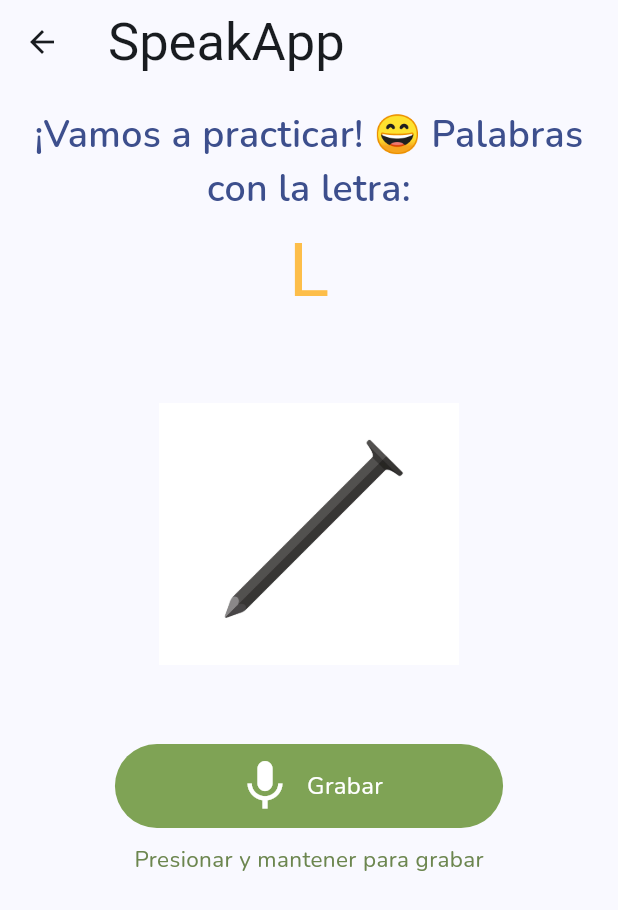
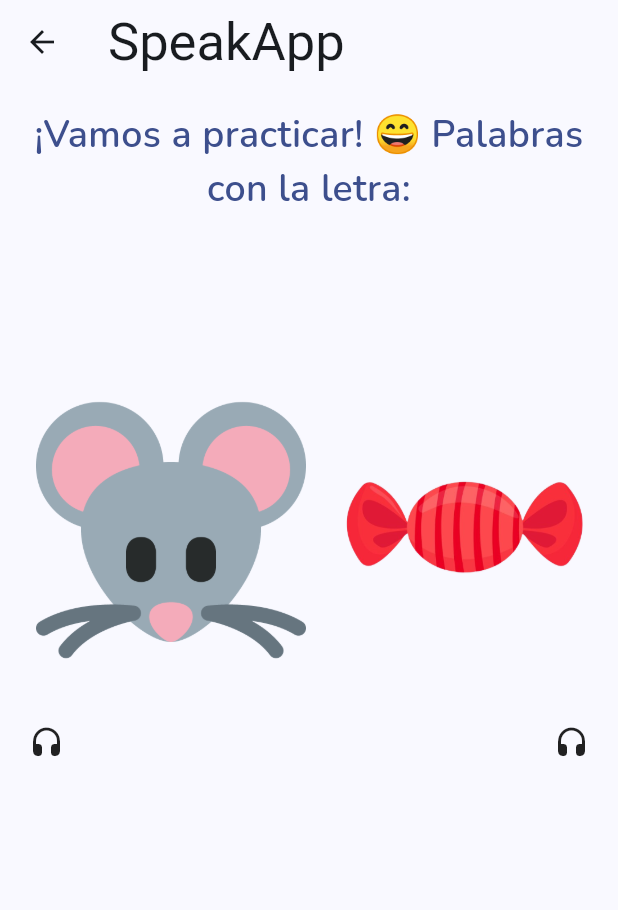
Before and after one commit to SpeakApp-UNLaM/speakapp-frontend, a Flutter app: the ExerciseScreen screen opened directly with empty values, on a phone screen of 412 x 824 dp. Shown: the top 910 px of the screen. Run offline on Flutter 3.47's test engine with Material 2 defaults, Android fonts, the phone set to English and light mode, and no system bars; our stand-ins replace curved_navigation_bar, dio, flutter_tts, fluttertoast, go_router, google_fonts and 3 more; missing offline and left inert: flutter_sound; network calls fail.

Commit message:
desarrollo de ejercicios x tipo
Logica para capturar diversos tipos de ejercicios del backend

```diff
--- /dev/null
+++ b/lib/models/exercise_model_new.dart
@@ -0,0 +1,75 @@
+import 'dart:convert';
+import 'package:flutter/material.dart';
+import 'package:sp_front/presentations/screens/page_exercises/page_exercise_match_screen.dart';
+import '../domain/entities/exercise.dart';
+import '../presentations/screens/page_exercises/page_exercise_screen.dart';
+
+List<ExerciseModelNew> exerciseModelFromJson(String str) =>
+    List<ExerciseModelNew>.from(
+        json.decode(str).map((x) => ExerciseModelNew.fromJson(x)));
+
+String exerciseModelToJson(List<ExerciseModelNew> data) =>
+    json.encode(List<dynamic>.from(data.map((x) => x.toJson())));
+
+class ExerciseModelNew {
+  String type;
+  List<ImageExercise> images;
+  List<String> silFraseSeparated;
+
+  ExerciseModelNew({
+    required this.type,
+    required this.images,
+    required this.silFraseSeparated,
+  });
+
+  factory ExerciseModelNew.fromJson(Map<String, dynamic> json) =>
+      ExerciseModelNew(
+        type: json["type"],
+        images: List<ImageExercise>.from(
+            json["images"].map((x) => ImageExercise.fromJson(x))),
+        silFraseSeparated:
+            List<String>.from(json["sil_frase_separated"].map((x) => x)),
+      );
+
+  Map<String, dynamic> toJson() => {
+        "type": type,
+        "images": List<dynamic>.from(images.map((x) => x.toJson())),
+        "sil_frase_separated":
+            List<dynamic>.from(silFraseSeparated.map((x) => x)),
+      };
+
+  StatefulWidget fromEntity(String letra) {
+    switch (type) {
+      case 'speak':
+        return PageExerciseScreen(
+            exercise:
+                Exercise(id: 1, pathImg: images[0], letra: letra, idGroup: 1));
+      case 'listen_selection':
+        return PageExerciseMatchScreen(images: images, namePhoneme: letra);
+      default:
+        return PageExerciseScreen(
+            exercise:
+                Exercise(id: 1, pathImg: images[0], letra: letra, idGroup: 1));
+    }
+  }
+}
+
+class ImageExercise {
+  String index;
+  String path;
+
+  ImageExercise({
+    required this.index,
+    required this.path,
+  });
+
+  factory ImageExercise.fromJson(Map<String, dynamic> json) => ImageExercise(
+        index: json["index"],
+        path: json["path"],
+      );
+
+  Map<String, dynamic> toJson() => {
+        "index": index,
+        "path": path,
+      };
+}
--- a/lib/presentations/screens/exercise_screen.dart
+++ b/lib/presentations/screens/exercise_screen.dart
@@ -5,13 +5,23 @@ import '../../config/helpers/api.dart';
 import '../../config/helpers/param.dart';
 import '../../domain/entities/pending.dart';
 import '../../models/exercise_model.dart';
+import '../../models/exercise_model_new.dart';
 import '../../models/pending_model.dart';
 import '../../providers/recorder_provider.dart';
-import 'page_exercise_screen.dart';
+import 'page_exercises/page_exercise_screen.dart';
 
 class ExerciseScreen extends StatefulWidget {
-  final int codeGroupExercise;
-  const ExerciseScreen({super.key, required this.codeGroupExercise});
+  final int idPhoneme;
+  final String namePhoneme;
+  final String level;
+  final List<String> categorias;
+
+  const ExerciseScreen(
+      {super.key,
+      required this.idPhoneme,
+      required this.namePhoneme,
+      required this.level,
+      required this.categorias});
 
   @override
   ExerciseScreenState createState() => ExerciseScreenState();
@@ -20,7 +30,7 @@ class ExerciseScreen extends StatefulWidget {
 class ExerciseScreenState extends State<ExerciseScreen> {
   final PageController _pc = PageController();
 
-  List<PageExerciseScreen> _pagesExercisesFounded = [];
+  final List<StatefulWidget> _pagesExercisesFounded = [];
   int currentPageIndex = 0;
   @override
   void initState() {
@@ -28,13 +38,64 @@ class ExerciseScreenState extends State<ExerciseScreen> {
     _getData();
   }
 
-  Future<List<Exercise>> getExercisesList() async {
+  /*Future<List<Exercise>> getExercisesList() async {
     final response = await Api.get(Param.getExercises);
     List<Exercise> exercises = [];
     for (var element in response) {
       exercises.add(ExerciseModel.fromJson(element).toExerciseEntity());
     }
     return exercises;
+  }*/
+
+  String getExerciseFromBD(
+      int idPhoneme, String nombre, List<String> categorias) {
+    //lista imagenes
+    //lista string_audios
+    //type_exercise
+    //TODO: GET EXERCISE DEL PHONEME, LEVEL, CATEGORY, USER
+    List<Map<String, dynamic>> exerciseDataFromDatabase = [
+      {
+        'type': 'listen_selection',
+        'images': [
+          {'index': 'rata', 'path': 'assets/rat.png'},
+          {'index': 'caramelo', 'path': 'assets/caramelo.png'}
+        ],
+        'sil_frase_separated': []
+      },
+      {
+        'type': 'listen_selection',
+        'images': [
+          {'index': 'rata', 'path': 'assets/rat.png'},
+          {'index': 'caramelo', 'path': 'assets/caramelo.png'}
+        ],
+        'sil_frase_separated': []
+      },
+      {
+        'type': 'listen_selection',
+        'images': [
+          {'index': 'rata', 'path': 'assets/rat.png'},
+          {'index': 'caramelo', 'path': 'assets/caramelo.png'}
+        ],
+        'sil_frase_separated': []
+      },
+      {
+        'type': 'listen_selection',
+        'images': [
+          {'index': 'rata', 'path': 'assets/rat.png'},
+          {'index': 'caramelo', 'path': 'assets/caramelo.png'}
+        ],
+        'sil_frase_separated': []
+      },
+    ];
+
+    for (var element in exerciseDataFromDatabase) {
+      _pagesExercisesFounded.add(
+          ExerciseModelNew.fromJson(element).fromEntity(widget.namePhoneme));
+    }
+
+    //output_expected-> result_obtained
+
+    return "exerciseDataFromDatabase";
   }
 
   Future<List<Pending>> getPendingList() async {
@@ -62,8 +123,9 @@ class ExerciseScreenState extends State<ExerciseScreen> {
     }
     _pagesExercisesFounded = conjuntoResultante.toList();
   */
-    //TODO: GET EXERCISE DEL PHONEME, LEVEL, CATEGORY, USER
-    if (widget.codeGroupExercise == 1) {
+    getExerciseFromBD(widget.idPhoneme, widget.level, widget.categorias);
+    /*
+    if (widget.idPhoneme == 1) {
       _pagesExercisesFounded.add(PageExerciseScreen(
           exercise: Exercise(
               id: 1, pathImg: "assets/caramelo.png", letra: "R", idGroup: 1)));
@@ -77,7 +139,7 @@ class ExerciseScreenState extends State<ExerciseScreen> {
       _pagesExercisesFounded.add(PageExerciseScreen(
           exercise: Exercise(
               id: 4, pathImg: "assets/flan.png", letra: "L", idGroup: 2)));
-    }
+    }*/
     setState(() {});
   }
 
--- /dev/null
+++ b/lib/presentations/screens/page_exercises/page_exercise_match_screen.dart
@@ -0,0 +1,185 @@
+import 'package:flutter/material.dart';
+import 'package:sp_front/providers/recorder_provider.dart';
+import 'package:provider/provider.dart';
+import 'package:google_fonts/google_fonts.dart';
+import '../../../models/exercise_model_new.dart';
+import '../../../providers/tts_provider.dart';
+
+class PageExerciseMatchScreen extends StatefulWidget {
+  final List<ImageExercise> images;
+  final String namePhoneme;
+  const PageExerciseMatchScreen(
+      {Key? key, required this.images, required this.namePhoneme})
+      : super(key: key);
+
+  @override
+  PageExerciseMatchScreenState createState() => PageExerciseMatchScreenState();
+}
+
+//TODO: MEJORAR DISEÑO. LOGICA PRINCIPAL ESTÁ FUNCIONAL
+class PageExerciseMatchScreenState extends State<PageExerciseMatchScreen> {
+  String selectedImagePath = "";
+  String selectedAudioPath = "";
+  @override
+  Widget build(BuildContext context) {
+    final recorderProv = context.watch<RecorderProvider>();
+    return Scaffold(
+      appBar: AppBar(
+        title: const Text('SpeakApp'),
+      ),
+      body: SingleChildScrollView(
+        child: Padding(
+          padding: const EdgeInsets.all(16.0),
+          child: Column(
+            mainAxisAlignment: MainAxisAlignment.center,
+            children: [
+              Text(
+                "¡Vamos a practicar! 😄 Palabras con la letra:",
+                style: GoogleFonts.nunito(
+                  fontWeight: FontWeight.w600,
+                  fontSize: 25,
+                  color: const Color.fromARGB(255, 61, 79, 141),
+                ),
+                textAlign: TextAlign.center,
+              ),
+              Text(
+                widget.namePhoneme,
+                style: GoogleFonts.roboto(
+                  fontSize: 50,
+                  color: const Color.fromARGB(186, 255, 168, 7),
+                ),
+              ),
+              const SizedBox(height: 40.0),
+              Row(
+                mainAxisAlignment: MainAxisAlignment.spaceBetween,
+                children: [
+                  for (ImageExercise img in widget.images)
+                    GestureDetector(
+                      onTap: () {
+                        setState(() {
+                          if (selectedImagePath != "" &&
+                              img.path == selectedImagePath) {
+                            selectedImagePath = "";
+                          } else {
+                            selectedImagePath = img.path;
+                          }
+                          print("${checkSelection()}");
+                        });
+                      },
+                      child: DecoratedBox(
+                          decoration: BoxDecoration(
+                              border: Border.all(
+                            color: selectedImagePath == img.path
+                                ? Colors.blue
+                                : Colors.transparent,
+                            width: 3.0,
+                          )),
+                          child: Container(
+                            margin: const EdgeInsets.all(8),
+                            child: Image.asset(
+                              img.path,
+                              width: 180,
+                              height: 180,
+                            ),
+                          )),
+                    ),
+                ],
+              ),
+              SizedBox(
+                height: 30,
+              ),
+              Row(
+                mainAxisAlignment: MainAxisAlignment.spaceBetween,
+                children: [
+                  for (ImageExercise img in widget.images)
+                    GestureDetector(
+                      onTap: () {
+                        setState(() {
+                          if (selectedAudioPath != "" &&
+                              img.index == selectedAudioPath) {
+                            selectedAudioPath = "";
+                          } else {
+                            selectedAudioPath = img.index;
+                          }
+                          print("${checkSelection()}");
+                        });
+                        TtsProvider().speak(img.index);
+                      },
+                      child: DecoratedBox(
+                          decoration: BoxDecoration(
+                              border: Border.all(
+                            color: selectedAudioPath == img.index
+                                ? Colors.blue
+                                : Colors.transparent,
+                            width: 3.0,
+                          )),
+                          child: Container(
+                            alignment: Alignment.center,
+                            child: const Padding(
+                              padding: EdgeInsets.all(3),
+                              child: Column(
+                                mainAxisSize: MainAxisSize.min,
+                                children: <Widget>[
+                                  Icon(
+                                    Icons.headset_rounded,
+                                  )
+                                ],
+                              ),
+                            ),
+                          )),
+                    )
+                ],
+              ),
+              const SizedBox(height: 40.0),
+            ],
+          ),
+        ),
+      ),
+    );
+  }
+
+  bool checkSelection() {
+    if (selectedAudioPath != "" && selectedImagePath != "") {
+      for (ImageExercise img in widget.images) {
+        if (img.index == selectedAudioPath && img.path == selectedImagePath) {
+          return true;
+        }
+      }
+    }
+    return false;
+  }
+}
+
+class TextToSpeechNM extends StatelessWidget {
+  String palabra;
+  String selectedAudioPath;
+  TextToSpeechNM(this.palabra, {super.key, required this.selectedAudioPath});
+
+  @override
+  Widget build(Object context) {
+    return Container(
+      alignment: Alignment.center,
+      child: Padding(
+        padding: const EdgeInsets.all(32),
+        child: Column(
+          mainAxisSize: MainAxisSize.min,
+          children: <Widget>[
+            IconButton(
+              icon: const CircleAvatar(
+                backgroundColor: Color.fromARGB(255, 127, 163, 85),
+                child: Icon(
+                  Icons.headset_rounded,
+                  color: Colors.white,
+                ),
+              ),
+              onPressed: () {
+                selectedAudioPath = palabra;
+                TtsProvider().speak(palabra);
+              },
+            )
+          ],
+        ),
+      ),
+    );
+  }
+}
--- a/lib/presentations/screens/page_exercise_screen.dart
+++ b/lib/presentations/screens/page_exercises/page_exercise_screen.dart
@@ -5,7 +5,7 @@ import 'package:sp_front/providers/recorder_provider.dart';
 import 'package:provider/provider.dart';
 import 'package:google_fonts/google_fonts.dart';
 
-import '../../domain/entities/exercise.dart';
+import '../../../domain/entities/exercise.dart';
 
 class PageExerciseScreen extends StatefulWidget {
   final Exercise exercise;
```
Also changed, not shown: lib/config/theme/app_theme.dart (+6 -3 lines), lib/presentations/screens/choice_exercise_screen.dart (+9 -6 lines), lib/presentations/screens/views/phoneme_view.dart (+7 -7 lines), lib/presentations/widgets/button_phoneme.dart (+8 -23 lines), lib/presentations/widgets/card_practice.dart (+28 -8 lines).
